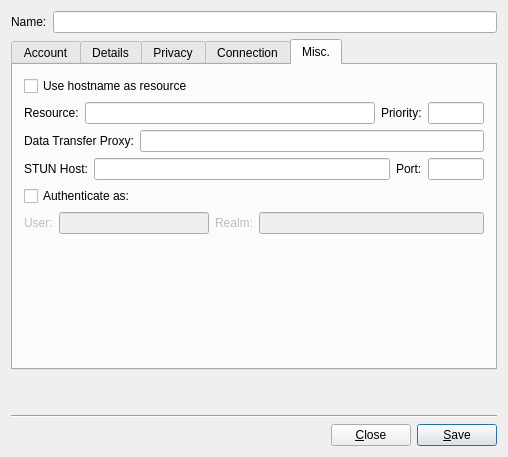
First picture: the form in src/accountmodify.ui, repository mblsha/yapsi-psi-snapshot, before the edit.
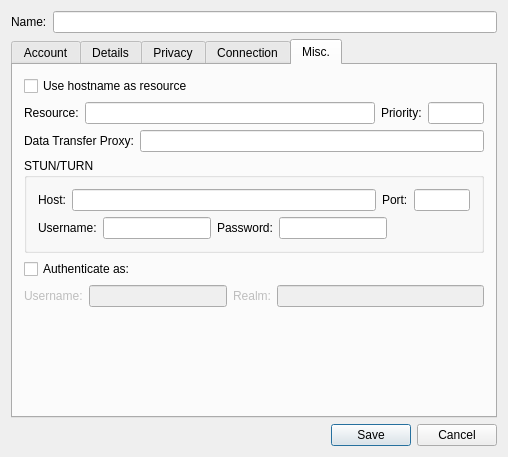
Second picture: the form after the edit. The open tabs and pages were chosen to show the change. Custom widgets are drawn as their Qt base class.

What changed in the file:
```diff
--- a/src/accountmodify.ui
+++ b/src/accountmodify.ui
@@ -12,24 +12,9 @@
   <property name="windowTitle" >
    <string>Account Properties</string>
   </property>
-  <layout class="QVBoxLayout" >
+  <layout class="QVBoxLayout" name="_2">
    <item>
-    <layout class="QHBoxLayout" >
-     <property name="spacing" >
-      <number>6</number>
-     </property>
-     <property name="leftMargin" >
-      <number>0</number>
-     </property>
-     <property name="topMargin" >
-      <number>0</number>
-     </property>
-     <property name="rightMargin" >
-      <number>0</number>
-     </property>
-     <property name="bottomMargin" >
-      <number>0</number>
-     </property>
+    <layout class="QHBoxLayout" name="_3">
      <item>
       <widget class="QLabel" name="lb_name" >
        <property name="text" >
@@ -43,8 +28,8 @@
     </layout>
    </item>
    <item>
-    <widget class="QTabWidget" name="tab_main" >
-     <property name="tabShape" >
+    <widget class="QTabWidget" name="tab_main">
+     <property name="tabShape">
       <enum>QTabWidget::Rounded</enum>
      </property>
      <property name="currentIndex" >
@@ -1020,7 +1005,7 @@
       <attribute name="title" >
        <string>Misc.</string>
       </attribute>
-      <layout class="QVBoxLayout" >
+      <layout class="QVBoxLayout" name="verticalLayout_2">
        <item>
         <widget class="QCheckBox" name="ck_automatic_resource" >
          <property name="text" >
@@ -1029,20 +1014,11 @@
         </widget>
        </item>
        <item>
-        <layout class="QHBoxLayout" >
-         <property name="spacing" >
+        <layout class="QHBoxLayout">
+         <property name="spacing">
           <number>6</number>
          </property>
-         <property name="leftMargin" >
-          <number>0</number>
-         </property>
-         <property name="topMargin" >
-          <number>0</number>
-         </property>
-         <property name="rightMargin" >
-          <number>0</number>
-         </property>
-         <property name="bottomMargin" >
+         <property name="margin">
           <number>0</number>
          </property>
          <item>
@@ -1094,20 +1070,11 @@
         </layout>
        </item>
        <item>
-        <layout class="QHBoxLayout" >
-         <property name="spacing" >
+        <layout class="QHBoxLayout">
+         <property name="spacing">
           <number>6</number>
          </property>
-         <property name="leftMargin" >
-          <number>0</number>
-         </property>
-         <property name="topMargin" >
-          <number>0</number>
-         </property>
-         <property name="rightMargin" >
-          <number>0</number>
-         </property>
-         <property name="bottomMargin" >
+         <property name="margin">
           <number>0</number>
          </property>
          <item>
@@ -1123,79 +1090,124 @@
         </layout>
        </item>
        <item>
-        <layout class="QHBoxLayout" >
-         <item>
-          <widget class="QLabel" name="lb_stunHost" >
-           <property name="text" >
-            <string>STUN Host:</string>
-           </property>
-          </widget>
-         </item>
-         <item>
-          <widget class="QLineEdit" name="le_stunHost" />
-         </item>
-         <item>
-          <widget class="QLabel" name="lb_stunPort" >
-           <property name="text" >
-            <string>Port:</string>
-           </property>
-          </widget>
-         </item>
-         <item>
-          <widget class="QLineEdit" name="le_stunPort" >
-           <property name="minimumSize" >
-            <size>
-             <width>56</width>
-             <height>0</height>
-            </size>
-           </property>
-           <property name="maximumSize" >
-            <size>
-             <width>56</width>
-             <height>16777215</height>
-            </size>
-           </property>
-          </widget>
-         </item>
-        </layout>
+        <widget class="QGroupBox" name="groupBox_2">
+         <property name="title">
+          <string>STUN/TURN</string>
+         </property>
+         <layout class="QVBoxLayout" name="verticalLayout">
+          <item>
+           <layout class="QHBoxLayout">
+            <item>
+             <widget class="QLabel" name="lb_stunHost">
+              <property name="text">
+               <string>Host:</string>
+              </property>
+             </widget>
+            </item>
+            <item>
+             <widget class="QLineEdit" name="le_stunHost"/>
+            </item>
+            <item>
+             <widget class="QLabel" name="lb_stunPort">
+              <property name="text">
+               <string>Port:</string>
+              </property>
+             </widget>
+            </item>
+            <item>
+             <widget class="QLineEdit" name="le_stunPort">
+              <property name="minimumSize">
+               <size>
+                <width>56</width>
+                <height>0</height>
+               </size>
+              </property>
+              <property name="maximumSize">
+               <size>
+                <width>56</width>
+                <height>16777215</height>
+               </size>
+              </property>
+             </widget>
+            </item>
+           </layout>
+          </item>
+          <item>
+           <layout class="QHBoxLayout" name="horizontalLayout">
+            <item>
+             <widget class="QLabel" name="label">
+              <property name="text">
+               <string>Username:</string>
+              </property>
+             </widget>
+            </item>
+            <item>
+             <widget class="QLineEdit" name="le_stunUser">
+              <property name="text">
+               <string/>
+              </property>
+             </widget>
+            </item>
+            <item>
+             <widget class="QLabel" name="label_2">
+              <property name="text">
+               <string>Password:</string>
+              </property>
+             </widget>
+            </item>
+            <item>
+             <widget class="QLineEdit" name="le_stunPass">
+              <property name="echoMode">
+               <enum>QLineEdit::Password</enum>
+              </property>
+             </widget>
+            </item>
+            <item>
+             <spacer name="horizontalSpacer">
+              <property name="orientation">
+               <enum>Qt::Horizontal</enum>
+              </property>
+              <property name="sizeHint" stdset="0">
+               <size>
+                <width>40</width>
+                <height>20</height>
+               </size>
+              </property>
+             </spacer>
+            </item>
+           </layout>
+          </item>
+         </layout>
+        </widget>
        </item>
        <item>
-        <widget class="QCheckBox" name="ck_custom_auth" >
-         <property name="text" >
+        <widget class="QCheckBox" name="ck_custom_auth">
+         <property name="text">
           <string>Authenticate as:</string>
          </property>
         </widget>
        </item>
        <item>
-        <layout class="QHBoxLayout" >
-         <property name="spacing" >
+        <layout class="QHBoxLayout">
+         <property name="spacing">
           <number>6</number>
          </property>
-         <property name="leftMargin" >
-          <number>0</number>
-         </property>
-         <property name="topMargin" >
-          <number>0</number>
-         </property>
-         <property name="rightMargin" >
-          <number>0</number>
-         </property>
-         <property name="bottomMargin" >
+         <property name="margin">
           <number>0</number>
          </property>
          <item>
-          <widget class="QLabel" name="lb_authid" >
-           <property name="enabled" >
+          <widget class="QLabel" name="lb_authid">
+           <property name="enabled">
             <bool>false</bool>
            </property>
-           <property name="text" >
-            <string>User:</string>
+           <property name="text">
+            <string>Username:</string>
            </property>
           </widget>
          </item>
          <item>
-          <widget class="QLineEdit" name="le_authid" >
-           <property name="enabled" >
+          <widget class="QLineEdit" name="le_authid">
+           <property name="enabled">
             <bool>false</bool>
            </property>
            <property name="sizePolicy" >
@@ -1207,8 +1219,8 @@
           </widget>
          </item>
          <item>
-          <widget class="QLabel" name="lb_realm" >
-           <property name="enabled" >
+          <widget class="QLabel" name="lb_realm">
+           <property name="enabled">
             <bool>false</bool>
            </property>
            <property name="text" >
@@ -1217,8 +1229,8 @@
           </widget>
          </item>
          <item>
-          <widget class="QLineEdit" name="le_realm" >
-           <property name="enabled" >
+          <widget class="QLineEdit" name="le_realm">
+           <property name="enabled">
             <bool>false</bool>
            </property>
            <property name="sizePolicy" >
@@ -1239,10 +1251,10 @@
          <property name="sizeType" >
           <enum>QSizePolicy::Expanding</enum>
          </property>
-         <property name="sizeHint" >
+         <property name="sizeHint" stdset="0">
           <size>
            <width>460</width>
-           <height>121</height>
+           <height>0</height>
           </size>
          </property>
         </spacer>
@@ -1252,92 +1264,15 @@
     </widget>
    </item>
    <item>
-    <spacer>
-     <property name="orientation" >
-      <enum>Qt::Vertical</enum>
-     </property>
-     <property name="sizeType" >
-      <enum>QSizePolicy::Expanding</enum>
-     </property>
-     <property name="sizeHint" >
-      <size>
-       <width>482</width>
-       <height>16</height>
-      </size>
-     </property>
-    </spacer>
-   </item>
-   <item>
-    <widget class="Line" name="Line2" >
-     <property name="frameShape" >
-      <enum>QFrame::HLine</enum>
-     </property>
-     <property name="frameShadow" >
-      <enum>QFrame::Sunken</enum>
-     </property>
-     <property name="orientation" >
-      <enum>Qt::Horizontal</enum>
+    <widget class="QDialogButtonBox" name="buttonBox">
+     <property name="standardButtons">
+      <set>QDialogButtonBox::Cancel|QDialogButtonBox::Save</set>
      </property>
     </widget>
    </item>
-   <item>
-    <layout class="QHBoxLayout" >
-     <property name="spacing" >
-      <number>6</number>
-     </property>
-     <property name="leftMargin" >
-      <number>0</number>
-     </property>
-     <property name="topMargin" >
-      <number>0</number>
-     </property>
-     <property name="rightMargin" >
-      <number>0</number>
-     </property>
-     <property name="bottomMargin" >
-      <number>0</number>
-     </property>
-     <item>
-      <spacer>
-       <property name="orientation" >
-        <enum>Qt::Horizontal</enum>
-       </property>
-       <property name="sizeType" >
-        <enum>QSizePolicy::Expanding</enum>
-       </property>
-       <property name="sizeHint" >
-        <size>
-         <width>251</width>
-         <height>16</height>
-        </size>
-       </property>
-      </spacer>
-     </item>
-     <item>
-      <widget class="QPushButton" name="pb_close" >
-       <property name="text" >
-        <string>&amp;Close</string>
-       </property>
-      </widget>
-     </item>
-     <item>
-      <widget class="QPushButton" name="pb_save" >
-       <property name="text" >
-        <string>&amp;Save</string>
-       </property>
-       <property name="shortcut" >
-        <string>Alt+S</string>
-       </property>
-       <property name="default" >
-        <bool>true</bool>
-       </property>
-      </widget>
-     </item>
-    </layout>
-   </item>
   </layout>
  </widget>
- <layoutdefault spacing="6" margin="11" />
+ <layoutdefault spacing="6" margin="11"/>
  <pixmapfunction>qPixmapFromMimeSource</pixmapfunction>
  <customwidgets>
   <customwidget>
```
Left out of the diff: 735 changed lines with no effect on the pictures.
